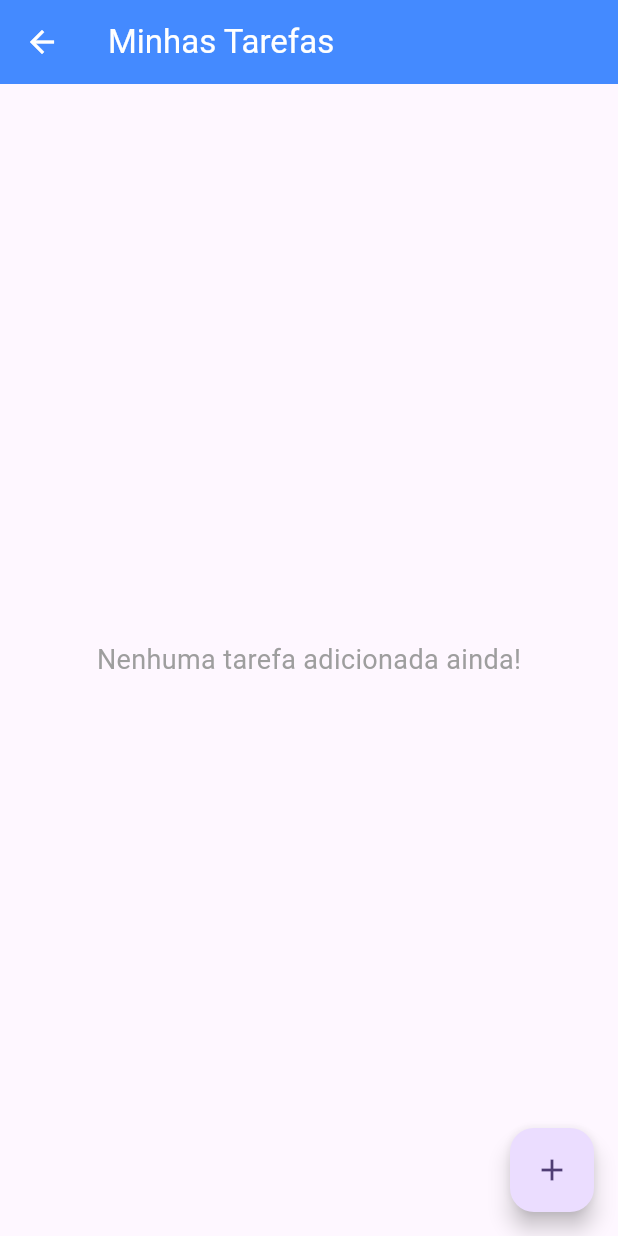
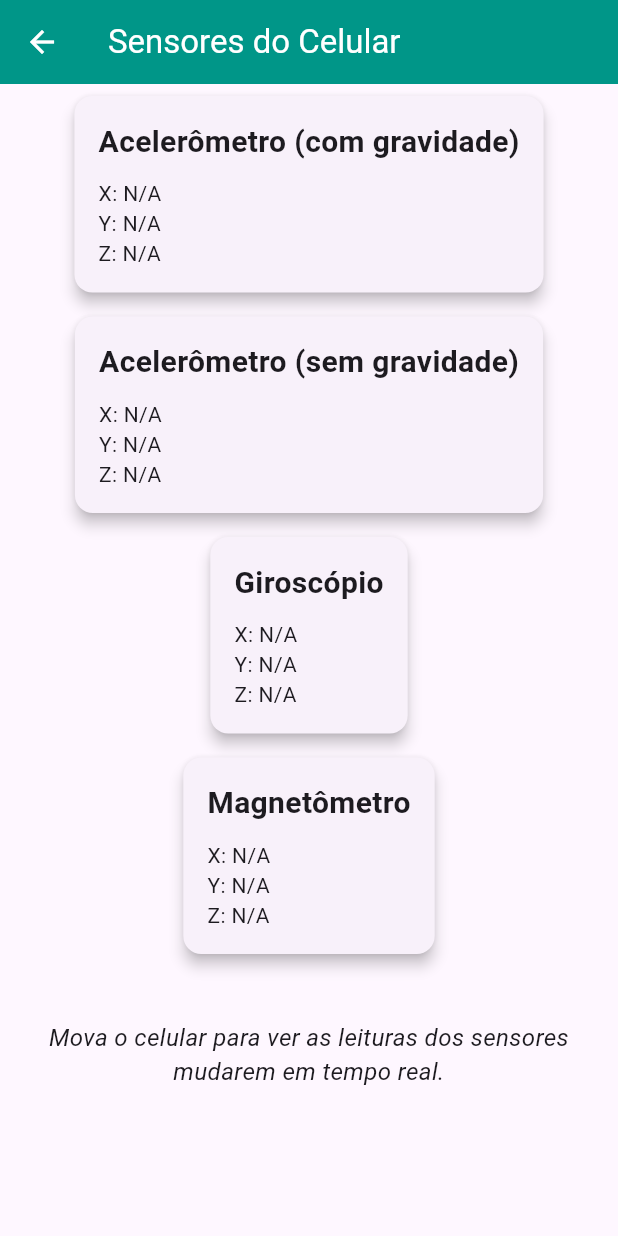
Before and after one commit to eanassu/flutter_application_1, a Flutter app: the screen it shows after launch, after a tap on "Ir para a Gorjeta", on a phone screen of 412 x 824 dp. Run offline on Flutter 3.47's test engine with Material 3 defaults, Android fonts, the phone set to English and light mode, and no system bars; our stand-ins replace sensors_plus, sqflite, sqflite_common_ffi, sqflite_common_ffi_web; accounts and stored records are empty.

Commit message:
sensores

```diff
--- a/lib/main.dart
+++ b/lib/main.dart
@@ -2,6 +2,7 @@ import 'package:flutter/foundation.dart';
 import 'package:flutter/material.dart';
 import 'package:flutter_application_1/home_screen.dart';
 import 'package:flutter_application_1/segunda_tela.dart';
+import 'package:flutter_application_1/sensores.dart';
 import 'package:sqflite_common_ffi_web/sqflite_ffi_web.dart';
 import 'package:sqflite_common_ffi/sqflite_ffi.dart';
 
@@ -143,7 +144,7 @@ class _MyHomePageState extends State<MyHomePage> {
                 Navigator.push(
                   context,
                   MaterialPageRoute(
-                    builder: (context) => const DatabaseHomeScreen(),
+                    builder: (context) => const SensorsScreen(),
                   ),
                 );
               },
--- /dev/null
+++ b/lib/sensores.dart
@@ -0,0 +1,147 @@
+import 'package:flutter/material.dart';
+import 'package:sensors_plus/sensors_plus.dart';
+import 'dart:async'; // Para usar StreamSubscription
+
+class SensorsScreen extends StatefulWidget {
+  const SensorsScreen({super.key});
+
+  @override
+  State<SensorsScreen> createState() => _SensorsScreenState();
+}
+
+class _SensorsScreenState extends State<SensorsScreen> {
+  // Variáveis para armazenar os últimos valores dos sensores
+  UserAccelerometerEvent? _userAccelerometerEvent;
+  AccelerometerEvent? _accelerometerEvent;
+  GyroscopeEvent? _gyroscopeEvent;
+  MagnetometerEvent? _magnetometerEvent;
+
+  // Lista de Streams para cancelar as inscrições quando o widget for descartado
+  final List<StreamSubscription<dynamic>> _streamSubscriptions =
+      <StreamSubscription<dynamic>>[];
+
+  @override
+  void initState() {
+    super.initState();
+    // Adicionar inscricões aos streams dos sensores
+    _streamSubscriptions.add(
+      userAccelerometerEventStream().listen(
+        (UserAccelerometerEvent event) {
+          setState(() {
+            _userAccelerometerEvent = event;
+          });
+        },
+      ),
+    );
+    _streamSubscriptions.add(
+      accelerometerEventStream().listen(
+        (AccelerometerEvent event) {
+          setState(() {
+            _accelerometerEvent = event;
+          });
+        },
+      ),
+    );
+    _streamSubscriptions.add(
+      gyroscopeEventStream().listen(
+        (GyroscopeEvent event) {
+          setState(() {
+            _gyroscopeEvent = event;
+          });
+        },
+      ),
+    );
+    _streamSubscriptions.add(
+      magnetometerEventStream().listen(
+        (MagnetometerEvent event) {
+          setState(() {
+            _magnetometerEvent = event;
+          });
+        },
+      ),
+    );
+  }
+
+  @override
+  void dispose() {
+    // Cancelar todas as inscrições para evitar vazamento de memória
+    for (final subscription in _streamSubscriptions) {
+      subscription.cancel();
+    }
+    super.dispose();
+  }
+
+  // Widget auxiliar para exibir os dados de um sensor
+  Widget _buildSensorCard(String title, double? x, double? y, double? z) {
+    return Card(
+      margin: const EdgeInsets.symmetric(vertical: 8.0, horizontal: 16.0),
+      elevation: 4.0,
+      child: Padding(
+        padding: const EdgeInsets.all(16.0),
+        child: Column(
+          crossAxisAlignment: CrossAxisAlignment.start,
+          children: [
+            Text(
+              title,
+              style: const TextStyle(fontSize: 20, fontWeight: FontWeight.bold),
+            ),
+            const SizedBox(height: 10),
+            Text('X: ${x?.toStringAsFixed(2) ?? 'N/A'}'),
+            Text('Y: ${y?.toStringAsFixed(2) ?? 'N/A'}'),
+            Text('Z: ${z?.toStringAsFixed(2) ?? 'N/A'}'),
+          ],
+        ),
+      ),
+    );
+  }
+
+  @override
+  Widget build(BuildContext context) {
+    return Scaffold(
+      appBar: AppBar(
+        title: const Text('Sensores do Celular'),
+        backgroundColor: Colors.teal,
+        foregroundColor: Colors.white,
+      ),
+      body: SingleChildScrollView(
+        child: Column(
+          children: [
+            _buildSensorCard(
+              'Acelerômetro (com gravidade)',
+              _accelerometerEvent?.x,
+              _accelerometerEvent?.y,
+              _accelerometerEvent?.z,
+            ),
+            _buildSensorCard(
+              'Acelerômetro (sem gravidade)',
+              _userAccelerometerEvent?.x,
+              _userAccelerometerEvent?.y,
+              _userAccelerometerEvent?.z,
+            ),
+            _buildSensorCard(
+              'Giroscópio',
+              _gyroscopeEvent?.x,
+              _gyroscopeEvent?.y,
+              _gyroscopeEvent?.z,
+            ),
+            _buildSensorCard(
+              'Magnetômetro',
+              _magnetometerEvent?.x,
+              _magnetometerEvent?.y,
+              _magnetometerEvent?.z,
+            ),
+            const SizedBox(height: 20),
+            const Padding(
+              padding: EdgeInsets.all(16.0),
+              child: Text(
+                'Mova o celular para ver as leituras dos sensores mudarem em tempo real.',
+                textAlign: TextAlign.center,
+                style: TextStyle(fontSize: 16, fontStyle: FontStyle.italic),
+              ),
+            ),
+          ],
+        ),
+      ),
+    );
+  }
+}
--- a/pubspec.yaml
+++ b/pubspec.yaml
@@ -31,6 +31,7 @@ dependencies:
   flutter:
     sdk: flutter
 
+  sensors_plus: ^5.0.1
   sqflite: ^2.3.3+1
   path_provider: ^2.1.3
   path: ^1.9.0
```
Also changed, not shown: pubspec.lock.
